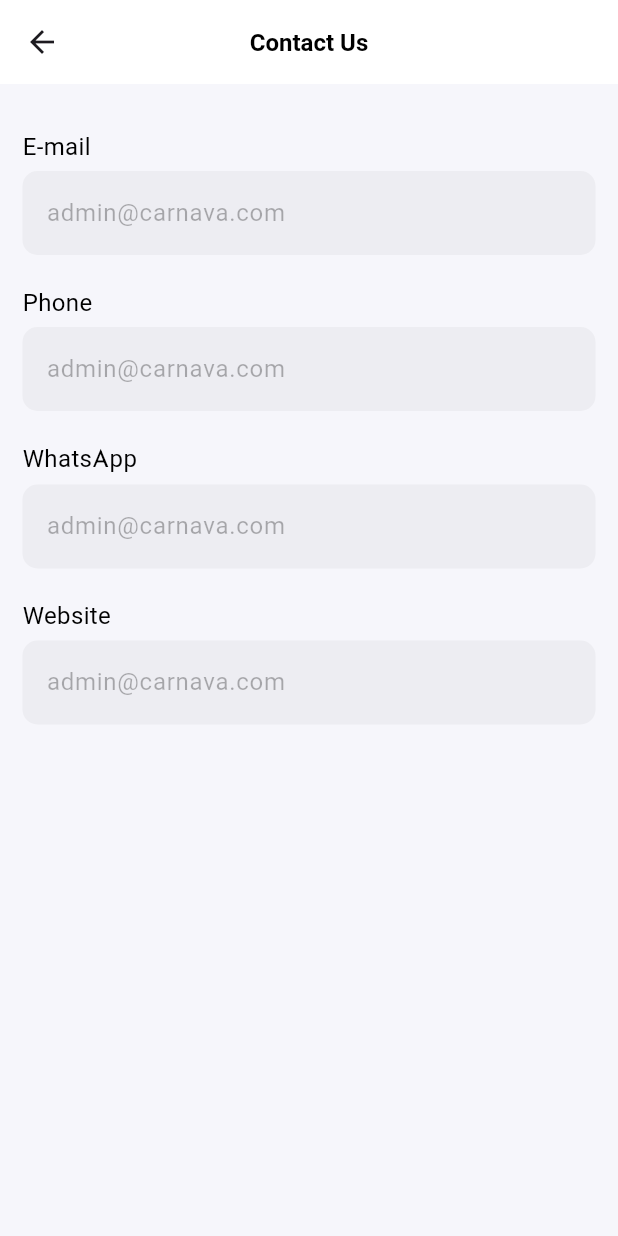
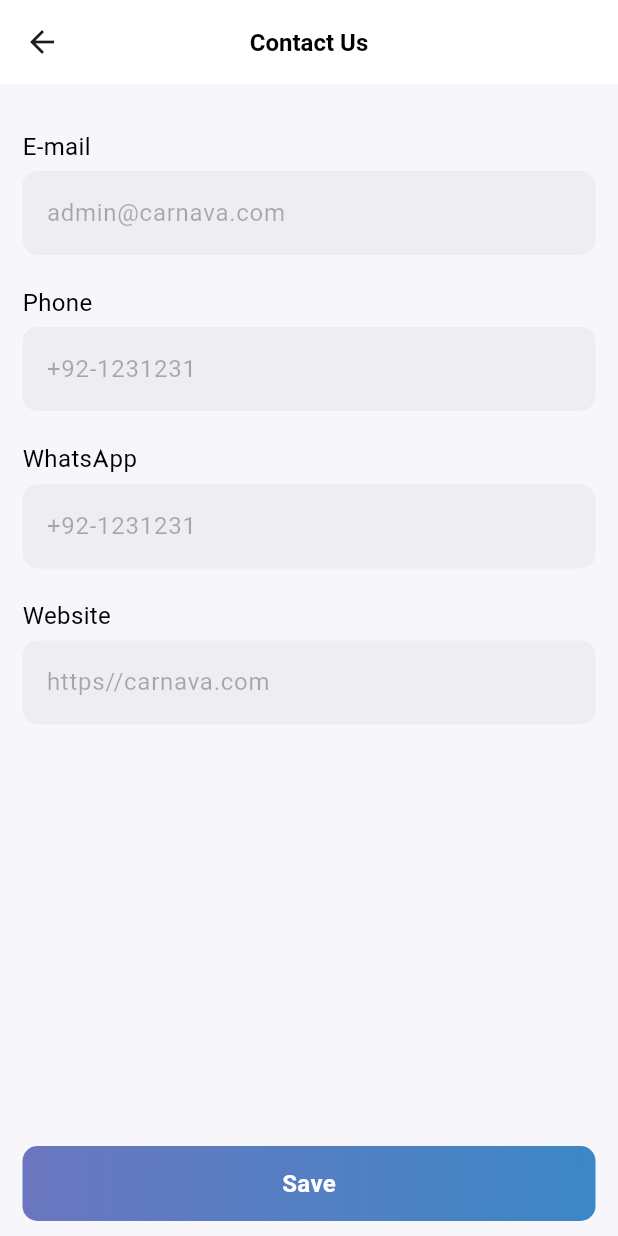
Before and after one commit to ihsankhan-752/Carvana-Admin-Panel, a Flutter app: the ContactUsView screen opened by its route, on a phone screen of 412 x 824 dp. Run offline on Flutter 3.47's test engine with Material 3 defaults, Android fonts, the phone set to English and light mode, and no system bars; our stand-ins replace cloud_firestore, firebase_auth, firebase_core, firebase_storage, fluttertoast, get and 3 more; accounts and stored records are empty.

Commit message:
Contact Us Done with DB

```diff
--- a/lib/res/routes/routes.dart
+++ b/lib/res/routes/routes.dart
@@ -55,7 +55,7 @@ class AppRoutes {
       ),
       GetPage(
         name: RoutesName.contactUsView,
-        page: () => const ContactUsView(),
+        page: () => ContactUsView(),
       ),
     ];
   }
--- a/lib/view/navbar/settings/contact_us/contact_us_view.dart
+++ b/lib/view/navbar/settings/contact_us/contact_us_view.dart
@@ -1,10 +1,14 @@
 import 'package:carnava_admin_panel/res/colors/app_colors.dart';
+import 'package:carnava_admin_panel/res/components/buttons/primary_button.dart';
 import 'package:carnava_admin_panel/res/text_styles/app_text_styles.dart';
 import 'package:carnava_admin_panel/view/navbar/settings/contact_us/widgets/input_widget_for_contact_view.dart';
+import 'package:carnava_admin_panel/view_model/controllers/settings/setting_view_controller.dart';
 import 'package:flutter/material.dart';
+import 'package:get/get.dart';
 
 class ContactUsView extends StatelessWidget {
-  const ContactUsView({super.key});
+  ContactUsView({super.key});
+  final SettingViewController controller = Get.put(SettingViewController());
 
   @override
   Widget build(BuildContext context) {
@@ -24,32 +28,64 @@ class ContactUsView extends StatelessWidget {
                 inputType: TextInputType.emailAddress,
                 title: "E-mail",
                 hintText: "admin@carnava.com",
-                controller: TextEditingController(),
+                controller: controller.emailTextController.value,
               ),
               const SizedBox(height: 20),
               InputWidgetForContactView(
                 inputType: TextInputType.number,
                 title: "Phone",
-                hintText: "admin@carnava.com",
-                controller: TextEditingController(),
+                hintText: "+92-1231231",
+                controller: controller.phoneTextController.value,
               ),
               const SizedBox(height: 20),
               InputWidgetForContactView(
                 inputType: TextInputType.number,
                 title: "WhatsApp",
-                hintText: "admin@carnava.com",
-                controller: TextEditingController(),
+                hintText: "+92-1231231",
+                controller: controller.whatsAppTextController.value,
               ),
               const SizedBox(height: 20),
               InputWidgetForContactView(
                 title: "Website",
-                hintText: "admin@carnava.com",
-                controller: TextEditingController(),
+                hintText: "https//carnava.com",
+                controller: controller.websiteTextController.value,
               ),
             ],
           ),
         ),
       ),
+      bottomNavigationBar: Padding(
+        padding: const EdgeInsets.symmetric(horizontal: 15, vertical: 10),
+        child: Obx(
+          () {
+            return controller.isLoading.value
+                ? SizedBox(
+                    height: 60,
+                    width: Get.width,
+                    child: const Center(
+                      child: CircularProgressIndicator(),
+                    ),
+                  )
+                : PrimaryButton(
+                    title: "Save",
+                    onPressed: () {
+                      controller
+                          .addContactUs(
+                        email: controller.emailTextController.value.text,
+                        phone: int.tryParse(controller.phoneTextController.value.text),
+                        whatsApp: int.tryParse(controller.whatsAppTextController.value.text),
+                        website: controller.websiteTextController.value.text,
+                      )
+                          .whenComplete(
+                        () {
+                          controller.clearTextInput();
+                        },
+                      );
+                    },
+                  );
+          },
+        ),
+      ),
     );
   }
 }
--- a/lib/view_model/controllers/settings/setting_view_controller.dart
+++ b/lib/view_model/controllers/settings/setting_view_controller.dart
@@ -7,7 +7,19 @@ import 'package:get/get.dart';
 class SettingViewController extends GetxController {
   final SettingsRepository settingsRepository = SettingsRepository();
   final termsAndConditionTextController = TextEditingController().obs;
+  final emailTextController = TextEditingController().obs;
+  final phoneTextController = TextEditingController().obs;
+  final whatsAppTextController = TextEditingController().obs;
+  final websiteTextController = TextEditingController().obs;
   RxBool isLoading = false.obs;
+
+  clearTextInput() {
+    termsAndConditionTextController.value.clear();
+    emailTextController.value.clear();
+    phoneTextController.value.clear();
+    whatsAppTextController.value.clear();
+    websiteTextController.value.clear();
+  }
 
   Future<void> addTermsAndConditions(String termsAndCondition) async {
     if (termsAndCondition.isEmpty) {
```
